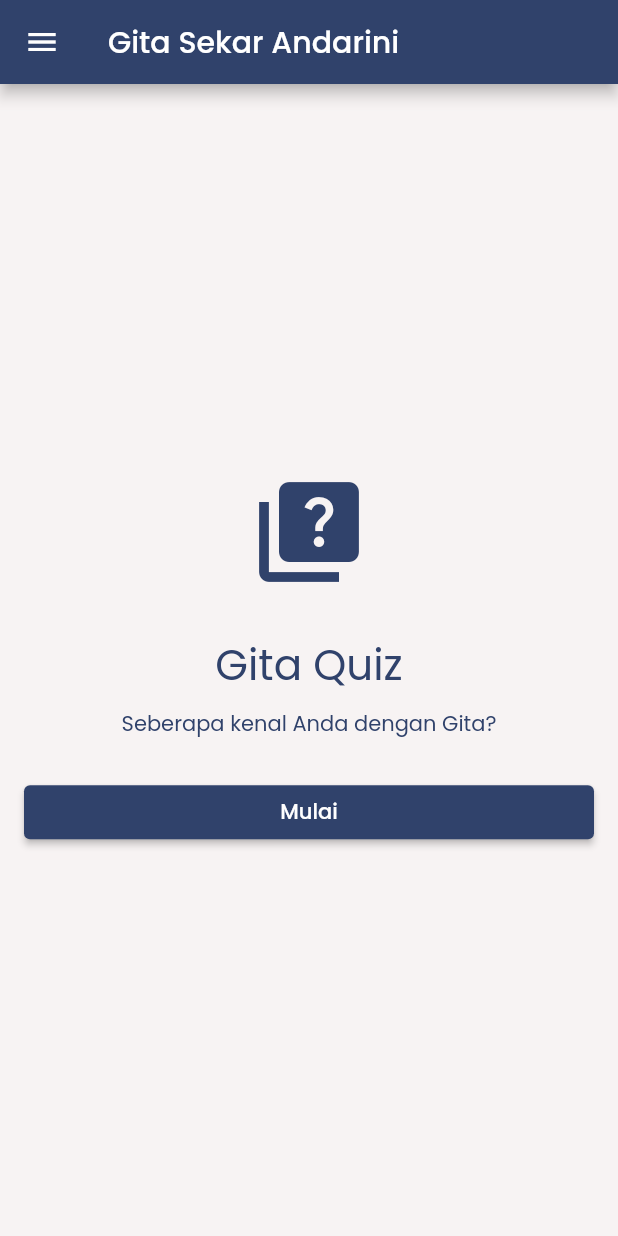
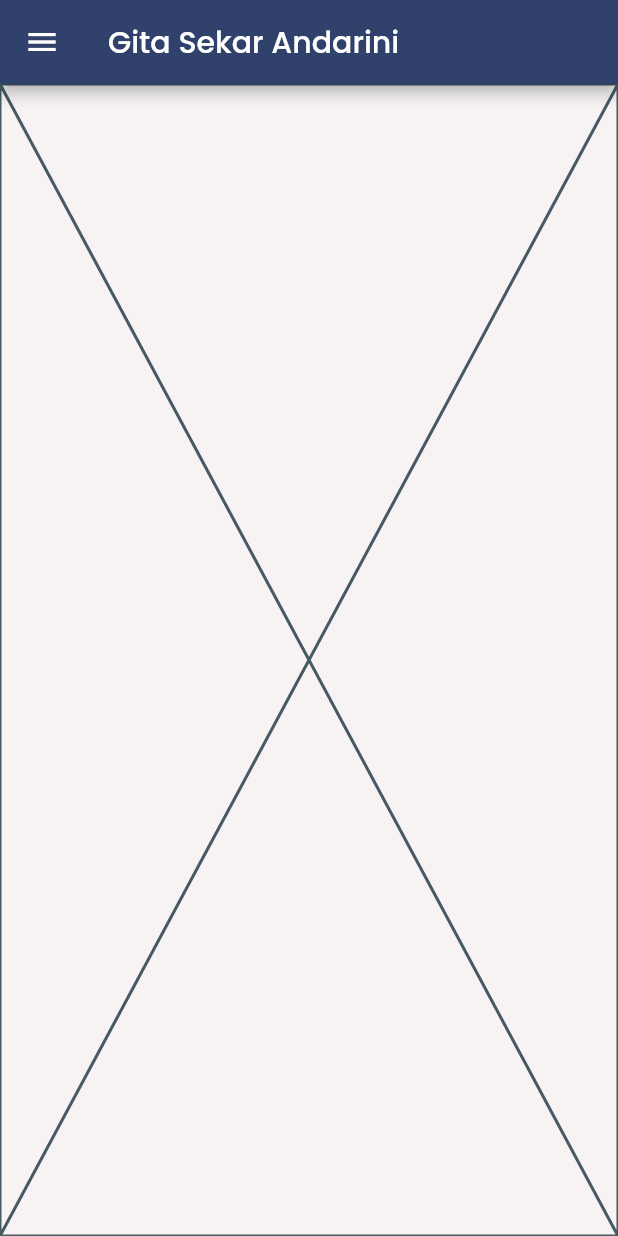
Before and after one commit to LittleFireflies/gitroops-web, a Flutter app: the QuizHomePage screen opened by its route, after a tap on "Mulai", on a phone screen of 412 x 824 dp. Run offline on Flutter 3.47's test engine with Material 2 defaults, Android fonts, the phone set to English and light mode, and no system bars; our stand-ins replace bloc, equatable, firebase_core, flutter_bloc, flutter_screenutil, google_fonts and 1 more; accounts and stored records are empty.

Commit message:
init quiz game page

```diff
--- /dev/null
+++ b/lib/features/quiz/view/game/quiz_game_page.dart
@@ -0,0 +1,21 @@
+import 'package:flutter/material.dart';
+import 'package:gita_gitroops/widgets/page_scaffold.dart';
+
+class QuizGamePage extends StatelessWidget {
+  static const routeName = '/quiz/start';
+
+  const QuizGamePage({Key? key}) : super(key: key);
+
+  @override
+  Widget build(BuildContext context) {
+    return const PageScaffold(
+      scrollable: false,
+      child: Center(
+        child: SizedBox(
+          width: 480,
+          child: Placeholder(),
+        ),
+      ),
+    );
+  }
+}
--- a/lib/features/quiz/view/home/quiz_home_page.dart
+++ b/lib/features/quiz/view/home/quiz_home_page.dart
@@ -1,4 +1,5 @@
 import 'package:flutter/material.dart';
+import 'package:gita_gitroops/features/quiz/view/game/quiz_game_page.dart';
 import 'package:gita_gitroops/widgets/page_scaffold.dart';
 
 class QuizHomePage extends StatelessWidget {
@@ -43,7 +44,9 @@ class QuizHomePage extends StatelessWidget {
                 ),
                 const SizedBox(height: 24),
                 ElevatedButton(
-                  onPressed: () {},
+                  onPressed: () {
+                    Navigator.pushNamed(context, QuizGamePage.routeName);
+                  },
                   child: const Text('Mulai'),
                 ),
               ],
--- a/lib/main.dart
+++ b/lib/main.dart
@@ -3,6 +3,7 @@ import 'package:flutter_screenutil/flutter_screenutil.dart';
 import 'package:gita_gitroops/features/about_gita/view/about_gita_page.dart';
 import 'package:gita_gitroops/features/about_gitroops/view/about_gitroops_page.dart';
 import 'package:gita_gitroops/features/home/view/home_page.dart';
+import 'package:gita_gitroops/features/quiz/view/game/quiz_game_page.dart';
 import 'package:gita_gitroops/features/quiz/view/home/quiz_home_page.dart';
 import 'package:gita_gitroops/features/schedule/view/schedule_page.dart';
 import 'package:gita_gitroops/theme/theme.dart';
@@ -30,6 +31,7 @@ class MyApp extends StatelessWidget {
             SchedulePage.routeName: (context) => const SchedulePage(),
             AboutGitroopsPage.routeName: (context) => const AboutGitroopsPage(),
             QuizHomePage.routeName: (context) => const QuizHomePage(),
+            QuizGamePage.routeName: (context) => const QuizGamePage(),
           },
         );
       },
```
